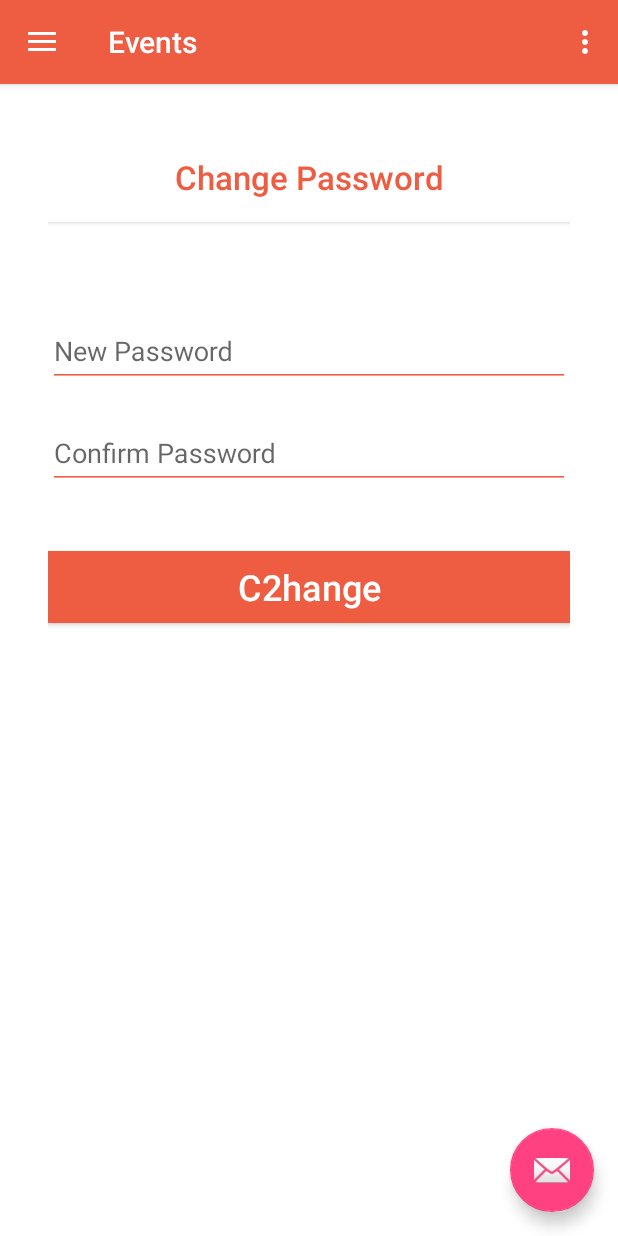
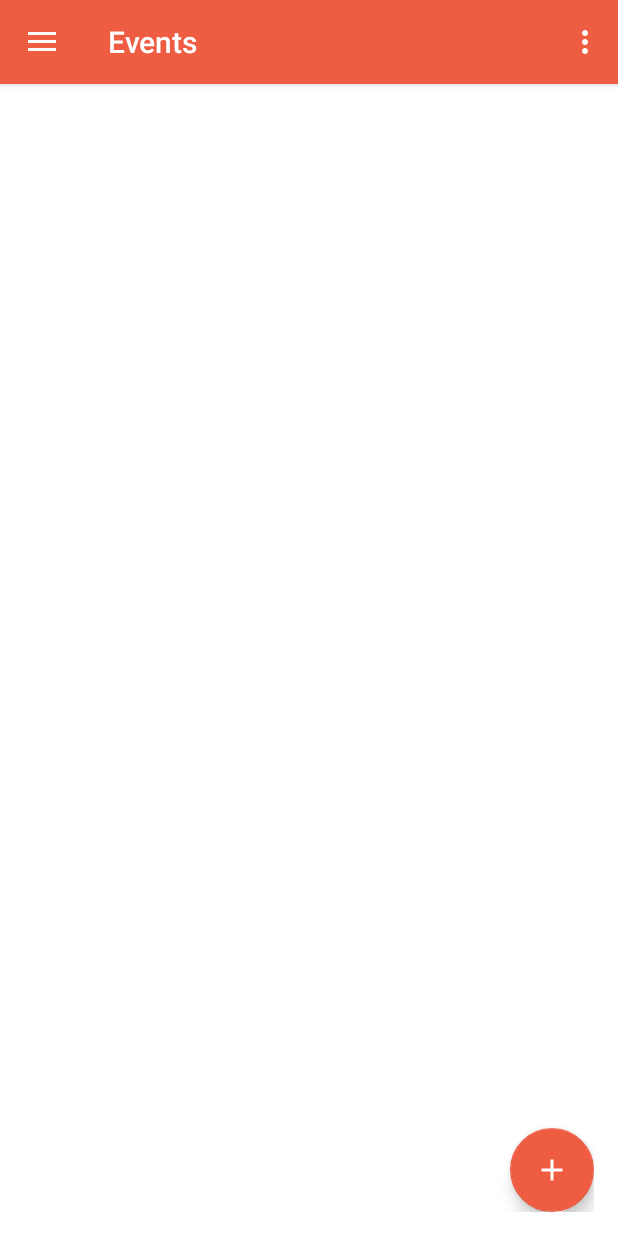
Before and after one commit to mubashirbashir/campusbuzzlive, an Android app: the fragment EventFragClass placed in its activity, on a phone screen of 412 x 824 dp. Run offline under Robolectric (Android 15) with nearby library versions, the phone set to English and light mode, and no system bars.

Commit message:
temp button in profile sttings class

```diff
--- a/app/build.gradle
+++ b/app/build.gradle
@@ -28,4 +28,6 @@ dependencies {
     compile 'com.android.support:design:25.2.0'
     testCompile 'junit:junit:4.12'
 
+    compile 'com.android.support.constraint:constraint-layout:1.0.1'
+    compile 'com.google.android.gms:play-services-maps:10.2.0'
 }
--- a/app/src/main/java/com/campusbuzzlive/campusbuzzlive/EventFragClass.java
+++ b/app/src/main/java/com/campusbuzzlive/campusbuzzlive/EventFragClass.java
@@ -4,16 +4,32 @@ package com.campusbuzzlive.campusbuzzlive;
  * Created by mubas on 3/6/2017.
  */
 
+import android.graphics.Color;
+import android.graphics.drawable.Drawable;
 import android.support.annotation.Nullable;
+import android.support.design.widget.FloatingActionButton;
 import android.support.v4.app.Fragment;
+import android.view.Gravity;
 import android.view.LayoutInflater;
 import android.os.Bundle;
 import android.view.LayoutInflater;
 import android.view.View;
 import android.view.ViewGroup;
+import android.widget.Button;
+import android.widget.LinearLayout;
+import android.widget.TextView;
 
 
 public class EventFragClass extends Fragment {
+    int i=0;
+    private LinearLayout linearLayout = null;
+
+
+    public EventFragClass() {
+        // Required empty public constructor
+    }
+
+
     public View onCreateView(LayoutInflater inflater,
                              @Nullable ViewGroup container, @Nullable Bundle savedInstanceState) {
 
@@ -27,5 +43,46 @@ public class EventFragClass extends Fragment {
         super.onViewCreated(view, savedInstanceState);
         //you can set the title for your toolbar here for different fragments different titles
         getActivity().setTitle("Events");
+        linearLayout = (LinearLayout) view.findViewById(R.id.linearLayout);
+       // Color c =  getResources().getColor( );
+
+
+        FloatingActionButton fab = (FloatingActionButton)view.findViewById(R.id.fab);
+        fab.setOnClickListener(new View.OnClickListener() {
+            @Override
+            public void onClick(View view) {
+//Create your Controls(UI widget, Button,TextView) and add into layout
+                TextView btn = new TextView(getActivity());
+                TextView btn1 = new TextView(getActivity());
+                View btn3 = new View(getActivity());
+                btn.setText("Annual Meeting  " + i);
+                btn.setTextSize(24 );
+                btn.setTextColor(getResources().getColor(R.color.buzzcolor));
+
+                btn1.setText("satuday at pgdca   "+ i);
+                btn1.setTextSize(20 );
+                btn1.setId(i++);
+                btn3.setBackgroundColor(getResources().getColor(R.color.colorPrimaryDark));
+
+
+
+
+
+
+               // btn.gra(Gravity.CENTER | Gravity.TOP);
+                btn3.setLayoutParams(new LinearLayout.LayoutParams(LinearLayout.LayoutParams.MATCH_PARENT, 2));
+
+                btn.setLayoutParams(new LinearLayout.LayoutParams(LinearLayout.LayoutParams.MATCH_PARENT, LinearLayout.LayoutParams.WRAP_CONTENT));
+
+                btn1.setLayoutParams(new LinearLayout.LayoutParams(LinearLayout.LayoutParams.MATCH_PARENT, LinearLayout.LayoutParams.WRAP_CONTENT));
+                LinearLayout.LayoutParams params = (LinearLayout.LayoutParams)btn3.getLayoutParams();
+                params.setMargins(40, 40, 40, 40); //substitute parameters for left, top, right, bottom
+                btn3.setLayoutParams(params);
+                linearLayout.addView(btn,0);
+                linearLayout.addView(btn1,1);
+                linearLayout.addView(btn3,2);
+            }
+        });
+
     }
 }
--- a/app/src/main/java/com/campusbuzzlive/campusbuzzlive/ProfileFragClass.java
+++ b/app/src/main/java/com/campusbuzzlive/campusbuzzlive/ProfileFragClass.java
@@ -4,6 +4,7 @@ package com.campusbuzzlive.campusbuzzlive;
  * Created by mubas on 3/6/2017.
  */
 
+import android.content.Intent;
 import android.support.annotation.Nullable;
 import android.support.v4.app.Fragment;
 import android.view.LayoutInflater;
@@ -11,9 +12,14 @@ import android.os.Bundle;
 import android.view.LayoutInflater;
 import android.view.View;
 import android.view.ViewGroup;
+import android.widget.Button;
+import android.widget.LinearLayout;
+import android.widget.ProgressBar;
+import android.widget.TextView;
 
 
 public class ProfileFragClass extends Fragment {
+    Button btn;
     public View onCreateView(LayoutInflater inflater,
                              @Nullable ViewGroup container, @Nullable Bundle savedInstanceState) {
 
@@ -27,5 +33,14 @@ public class ProfileFragClass extends Fragment {
         super.onViewCreated(view, savedInstanceState);
         //you can set the title for your toolbar here for different fragments different titles
         getActivity().setTitle("Profile Settings");
+        Button btn =(Button) view.findViewById(R.id.tbtn);
+        btn.setOnClickListener(new View.OnClickListener() {
+            @Override
+            public void onClick(View view) {
+                Intent intent = new Intent(getActivity(),LoginActivity.class);
+                startActivity(intent);
+            }
+        });
+
     }
 }
--- a/app/src/main/java/com/campusbuzzlive/campusbuzzlive/RadioActivity.java
+++ b/app/src/main/java/com/campusbuzzlive/campusbuzzlive/RadioActivity.java
@@ -1,4 +1,5 @@
 package com.campusbuzzlive.campusbuzzlive;
+import android.content.Intent;
 import android.os.Bundle;
 import android.support.design.widget.FloatingActionButton;
 import android.support.design.widget.Snackbar;
@@ -99,6 +100,10 @@ public class RadioActivity extends AppCompatActivity
             case R.id.nav_About:
                 fragment = new AboutFragClass();
                 break;
+            case R.id.nav_SignOut:
+                Intent intent = new Intent(RadioActivity.this,MainActivity.class);
+                startActivity(intent);
+                break;
         }
 
         //replacing the fragment
--- /dev/null
+++ b/app/src/main/res/drawable/ic_add_black_24dp.xml
@@ -0,0 +1,9 @@
+<vector xmlns:android="http://schemas.android.com/apk/res/android"
+        android:width="24dp"
+        android:height="24dp"
+        android:viewportWidth="24.0"
+        android:viewportHeight="24.0">
+    <path
+        android:fillColor="#FFffff"
+        android:pathData="M19,13h-6v6h-2v-6H5v-2h6V5h2v6h6v2z"/>
+</vector>
--- a/app/src/main/res/layout/app_bar_radio.xml
+++ b/app/src/main/res/layout/app_bar_radio.xml
@@ -22,13 +22,7 @@
 
     </android.support.design.widget.AppBarLayout>
 
-    <android.support.design.widget.FloatingActionButton
-        android:id="@+id/fab"
-        android:layout_width="wrap_content"
-        android:layout_height="wrap_content"
-        android:layout_gravity="bottom|end"
-        android:layout_margin="@dimen/fab_margin"
-        app:srcCompat="@android:drawable/ic_dialog_email" />
+
 
     <include
         style="@style/AlertDialog.AppCompat"
--- a/app/src/main/res/layout/event_frag_layout.xml
+++ b/app/src/main/res/layout/event_frag_layout.xml
@@ -1,98 +1,54 @@
 <?xml version="1.0" encoding="utf-8"?>
 <RelativeLayout xmlns:android="http://schemas.android.com/apk/res/android"
     xmlns:tools="http://schemas.android.com/tools"
-    android:id="@+id/activity_change_password"
+    xmlns:app="http://schemas.android.com/apk/res-auto"
+    android:id="@+id/faq_frag_layout"
     android:layout_width="match_parent"
     android:layout_height="match_parent"
-    android:paddingBottom="@dimen/activity_vertical_margin"
-    android:paddingLeft="@dimen/activity_horizontal_margin"
-    android:paddingRight="@dimen/activity_horizontal_margin"
-    android:paddingTop="@dimen/activity_vertical_margin"
-    tools:context="com.campusbuzzlive.campusbuzzlive.ChangePassword"
-    android:background="@android:color/white">
+    android:background="@android:color/white"
+    android:paddingBottom="0dp"
+    android:paddingLeft="0dp"
+    android:paddingRight="0dp"
+    android:paddingTop="0dp"
+    tools:context="com.campusbuzzlive.campusbuzzlive.ChangePassword">
 
 
-    <Button
-        android:text="Change Password"
-        android:layout_width="wrap_content"
-        android:layout_height="wrap_content"
-        android:id="@+id/bChangePassword"
-        android:padding="0dp"
-        android:paddingBottom="0dp"
-        android:paddingEnd="0dp"
-        android:paddingStart="0dp"
-        android:paddingTop="0dp"
-        android:layout_alignParentLeft="true"
-        android:layout_alignParentStart="true"
-        android:layout_alignParentRight="true"
-        android:layout_alignParentEnd="true"
-        android:height="60dp"
-        android:background="@android:color/white"
-        android:textAllCaps="false"
-        android:textColor="@color/buzzcolor"
-        android:textSize="22sp"
-        android:clickable="false" />
-
-    <TextView
-        android:layout_width="wrap_content"
-        android:layout_height="wrap_content"
-        android:id="@+id/tvUserName"
-        android:layout_alignParentLeft="true"
-        android:layout_alignParentStart="true"
-        android:layout_alignParentRight="true"
-        android:layout_alignParentEnd="true"
-        android:layout_below="@+id/bChangePassword"
-        android:height="40dp"
-        android:textSize="24sp"
-        android:textStyle="normal|bold" />
-
-    <android.support.design.widget.TextInputLayout
+    <ScrollView
         android:layout_width="match_parent"
         android:layout_height="wrap_content"
-        android:layout_below="@+id/tvUserName"
+        android:layout_alignParentTop="true"
         android:layout_alignParentLeft="true"
-        android:layout_alignParentStart="true"
-        android:layout_marginTop="14dp"
-        android:id="@+id/tilNewPass">
+        android:layout_alignParentStart="true">
 
-        <EditText
+
+        <LinearLayout
+            android:id="@+id/linearLayout"
             android:layout_width="match_parent"
             android:layout_height="wrap_content"
-            android:hint="New Password"
-            android:id="@+id/etNewPass"
-            android:inputType="textPassword"
-            android:maxLength="12"
-            android:singleLine="true" />
-    </android.support.design.widget.TextInputLayout>
+            android:orientation="vertical">
 
-    <android.support.design.widget.TextInputLayout
+
+
+
+
+
+        </LinearLayout>
+
+    </ScrollView>
+
+    <android.support.design.widget.FloatingActionButton
+        android:id="@+id/fab"
         android:layout_width="match_parent"
         android:layout_height="wrap_content"
-        android:layout_marginTop="12dp"
-        android:layout_below="@+id/tilNewPass"
-        android:layout_alignParentLeft="true"
-        android:layout_alignParentStart="true"
-        android:id="@+id/tilConfirmPass">
-
-        <EditText
-            android:layout_width="match_parent"
-            android:layout_height="wrap_content"
-            android:hint="Confirm Password"
-            android:id="@+id/etConfirmPass"
-            android:singleLine="true" />
-    </android.support.design.widget.TextInputLayout>
-
-    <Button
-        android:text="C2hange"
-        android:layout_width="match_parent"
-        android:layout_height="wrap_content"
-        android:layout_below="@+id/tilConfirmPass"
-        android:layout_centerHorizontal="true"
-        android:layout_marginTop="41dp"
-        android:id="@+id/bChange"
+        android:layout_alignParentBottom="true"
+        android:layout_alignParentEnd="true"
+        android:layout_alignParentRight="true"
+        android:layout_gravity="bottom|end"
+        android:layout_marginTop="@dimen/fab_margin"
         android:background="@color/buzzcolor"
-        android:textColor="@android:color/white"
-        android:textAllCaps="false"
-        android:textSize="24sp" />
+        android:onClick="add"
+        app:backgroundTint="@color/buzzcolor"
+        app:fabSize="normal"
+        app:srcCompat="@drawable/ic_add_black_24dp" />
 
 </RelativeLayout>
--- a/app/src/main/res/layout/profile_frag_layout.xml
+++ b/app/src/main/res/layout/profile_frag_layout.xml
@@ -95,4 +95,13 @@
         android:textAllCaps="false"
         android:textSize="24sp" />
 
+    <Button
+        android:id="@+id/tbtn"
+        android:layout_width="wrap_content"
+        android:layout_height="wrap_content"
+        android:layout_below="@+id/bChange"
+        android:layout_centerHorizontal="true"
+        android:layout_marginTop="77dp"
+        android:text="Button" />
+
 </RelativeLayout>
```
